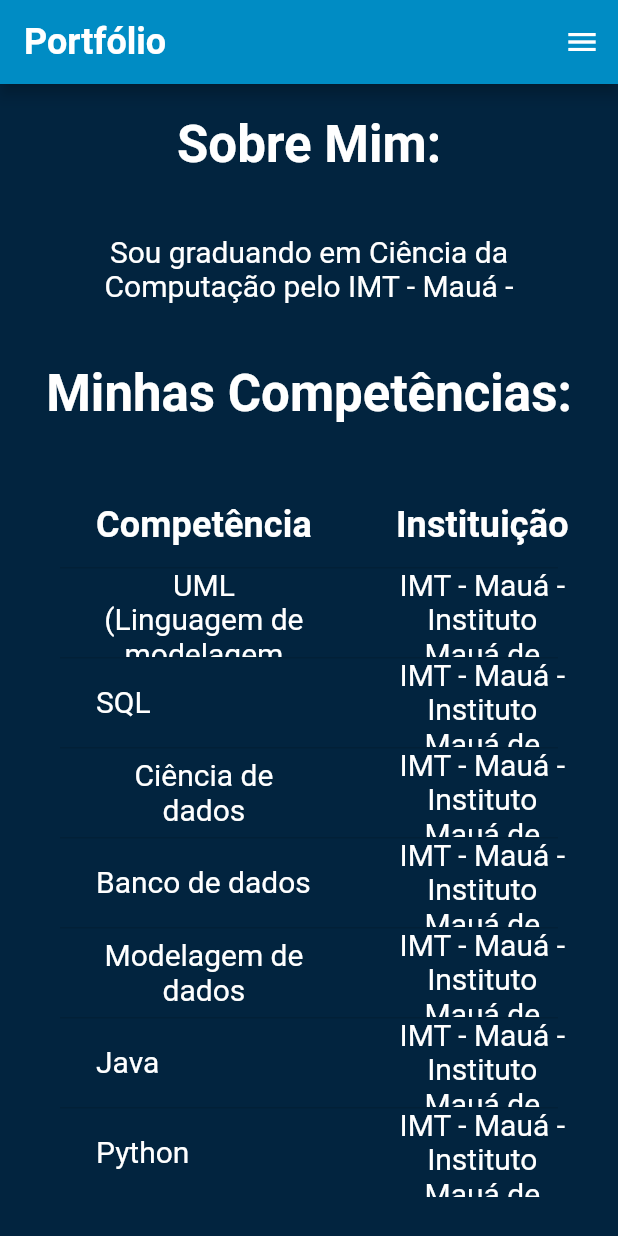
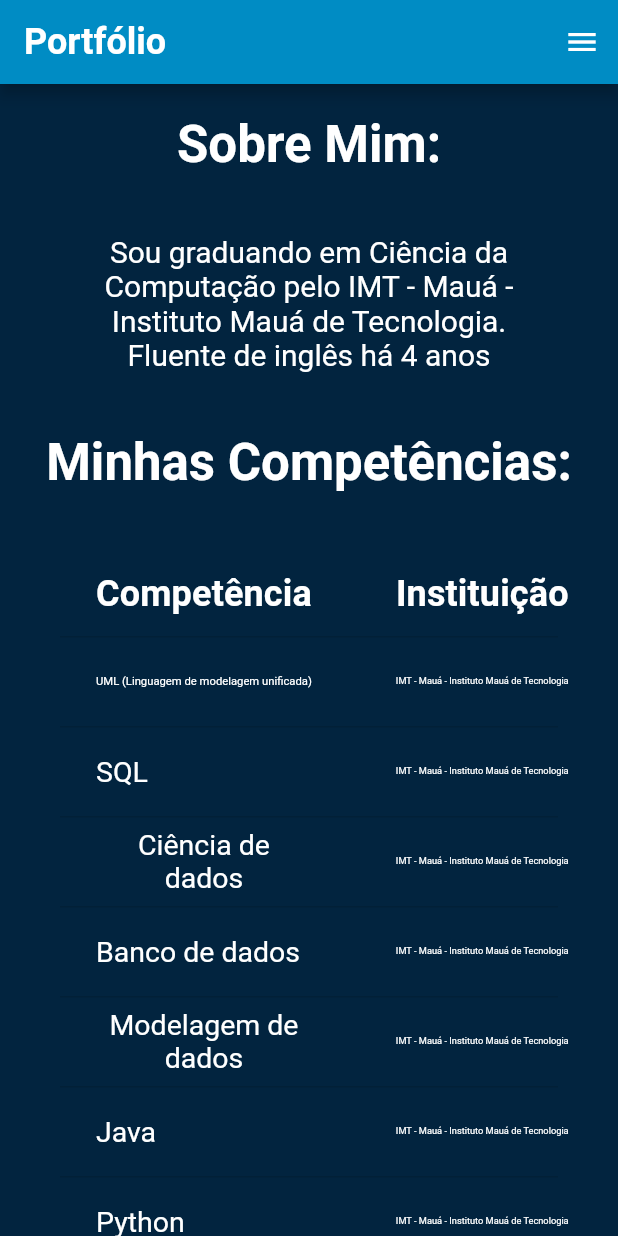
Before and after one commit to murilomolina/PAE-dart_projeto_final, a Flutter app: the screen it shows after launch, on a phone screen of 412 x 824 dp. Run offline on Flutter 3.47's test engine with Material 2 defaults, Android fonts, the phone set to English and light mode, and no system bars; key blocks and very long unbroken strings in the code were emptied for the run.

Commit message:
terminar de adicionar fitted box na tabela de competencias

```diff
--- a/portifolio/lib/components/sobre_mim.dart
+++ b/portifolio/lib/components/sobre_mim.dart
@@ -38,7 +38,7 @@ class SobreMim extends StatelessWidget {
                           color: Color.fromARGB(255, 255, 255, 255)
                         ),
                         textAlign: TextAlign.center,
-                        maxLines: 2,
+                        maxLines: 5,
                       ),
                     ),
                   ),
--- a/portifolio/lib/components/tabela_competencias.dart
+++ b/portifolio/lib/components/tabela_competencias.dart
@@ -1,4 +1,5 @@
 import 'package:flutter/material.dart';
+import 'package:portifolio/utils/breakpoints.dart';
 
 class TabelaCompetencias extends StatelessWidget {
   const TabelaCompetencias({super.key});
@@ -7,7 +8,16 @@ class TabelaCompetencias extends StatelessWidget {
   Widget build(BuildContext context) {
     return Container(
       padding: const EdgeInsets.all(20.0),
-      child: DataTable(
+      child: LayoutBuilder(
+        builder: (context, constraints) {
+          final screenWidth = MediaQuery.of(context).size.width;
+          double fonte = screenWidth < mobileBreakpoint ? 19.0 : 20.0;
+          const fontSizeMin = 18.0;
+          if (fonte < fontSizeMin) {
+            fonte = fontSizeMin;
+          }
+
+          return DataTable(
             // ignore: deprecated_member_use
             dataRowHeight: 60.0,
             columns: const [
@@ -34,26 +44,33 @@ class TabelaCompetencias extends StatelessWidget {
                 ),
               ),
             ],
-        rows: const [
+            rows: [
               DataRow(cells: [
                 DataCell(
-              Text(
+                  FittedBox(
+                    fit: BoxFit.scaleDown,
+                    child: Text(
                       'UML (Linguagem de modelagem unificada)',
                       style: TextStyle(
-                  fontSize: 20,
+                        fontSize: fonte,
                         color: Colors.white,
                       ),
                       textAlign: TextAlign.center,
                     ),
                   ),
+                ),
                 DataCell(
-              Text(
+                  FittedBox(
+                    fit: BoxFit.scaleDown,
+                    child: Text(
                       'IMT - Mauá - Instituto Mauá de Tecnologia',
                       style: TextStyle(
-                  fontSize: 20,
+                        fontSize: fonte,
                         color: Colors.white,
                       ),
                       textAlign: TextAlign.center,
+                      maxLines: 3,
+                    ),
                   ),
                 ),
               ]),
@@ -62,112 +79,149 @@ class TabelaCompetencias extends StatelessWidget {
               Text(
                 'SQL',
                 style: TextStyle(
-                  fontSize: 20,
+                  fontSize: fonte,
                   color: Colors.white,
                 ),
                 textAlign: TextAlign.center,
               ),
             ),
             DataCell(
-              Text(
+                  FittedBox(
+                    fit: BoxFit.scaleDown,
+                    child: Text(
                       'IMT - Mauá - Instituto Mauá de Tecnologia',
                       style: TextStyle(
-                  fontSize: 20,
+                        fontSize: fonte,
                         color: Colors.white,
                       ),
                       textAlign: TextAlign.center,
+                      maxLines: 3,
+                    ),
                   ),
                 ),
           ]),
         DataRow(cells: [
           DataCell(Text('Ciência de dados',
                           style: TextStyle(
-                  fontSize: 20,
+                  fontSize: fonte,
                   color: Colors.white,
                 ),
                 textAlign: TextAlign.center,)),
-          DataCell(Text('IMT - Mauá - Instituto Mauá de Tecnologia',
+         DataCell(
+                  FittedBox(
+                    fit: BoxFit.scaleDown,
+                    child: Text(
+                      'IMT - Mauá - Instituto Mauá de Tecnologia',
                       style: TextStyle(
-                  fontSize: 20,
+                        fontSize: fonte,
                         color: Colors.white,
                       ),
                       textAlign: TextAlign.center,
-              ),),
+                      maxLines: 3,
+                    ),
+                  ),
+                ),
         ]),
         DataRow(cells: [
           DataCell(Text('Banco de dados',
                   style: TextStyle(
-                  fontSize: 20,
+                  fontSize: fonte,
                   color: Colors.white,
                 ),
                 textAlign: TextAlign.center,
               ),
               ),
-          DataCell(Text('IMT - Mauá - Instituto Mauá de Tecnologia',
+          DataCell(
+                  FittedBox(
+                    fit: BoxFit.scaleDown,
+                    child: Text(
+                      'IMT - Mauá - Instituto Mauá de Tecnologia',
                       style: TextStyle(
-                  fontSize: 20,
+                        fontSize: fonte,
                         color: Colors.white,
                       ),
                       textAlign: TextAlign.center,
+                      maxLines: 3,
+                    ),
                   ),
                 ),
         ]),
         DataRow(cells: [
           DataCell(Text('Modelagem de dados',
                   style: TextStyle(
-                  fontSize: 20,
+                  fontSize: fonte,
                   color: Colors.white,
                 ),
                 textAlign: TextAlign.center,
               ),
               ),
-          DataCell(Text('IMT - Mauá - Instituto Mauá de Tecnologia',
+          DataCell(
+                  FittedBox(
+                    fit: BoxFit.scaleDown,
+                    child: Text(
+                      'IMT - Mauá - Instituto Mauá de Tecnologia',
                       style: TextStyle(
-                  fontSize: 20,
+                        fontSize: fonte,
                         color: Colors.white,
                       ),
                       textAlign: TextAlign.center,
+                      maxLines: 3,
+                    ),
                   ),
                 ),
         ]),
         DataRow(cells: [
           DataCell(Text('Java',
                   style: TextStyle(
-                  fontSize: 20,
+                  fontSize: fonte,
                   color: Colors.white,
                 ),
                 textAlign: TextAlign.center,
               ),
               ),
-          DataCell(Text('IMT - Mauá - Instituto Mauá de Tecnologia',
+          DataCell(
+                  FittedBox(
+                    fit: BoxFit.scaleDown,
+                    child: Text(
+                      'IMT - Mauá - Instituto Mauá de Tecnologia',
                       style: TextStyle(
-                  fontSize: 20,
+                        fontSize: fonte,
                         color: Colors.white,
                       ),
                       textAlign: TextAlign.center,
+                      maxLines: 3,
+                    ),
                   ),
                 ),
         ]),
         DataRow(cells: [
           DataCell(Text('Python',
                   style: TextStyle(
-                  fontSize: 20,
+                  fontSize: fonte,
                   color: Colors.white,
                 ),
                 textAlign: TextAlign.center,
               ),
               ),
-          DataCell(Text('IMT - Mauá - Instituto Mauá de Tecnologia',
+          DataCell(
+                  FittedBox(
+                    fit: BoxFit.scaleDown,
+                    child: Text(
+                      'IMT - Mauá - Instituto Mauá de Tecnologia',
                       style: TextStyle(
-                  fontSize: 20,
+                        fontSize: fonte,
                         color: Colors.white,
                       ),
                       textAlign: TextAlign.center,
+                      maxLines: 3,
+                    ),
                   ),
                 ),
         ],
         ),
       ],
+      );
+        }
       ),
     );
   }
```
Lines whose indentation alone changed are shown as unchanged.
